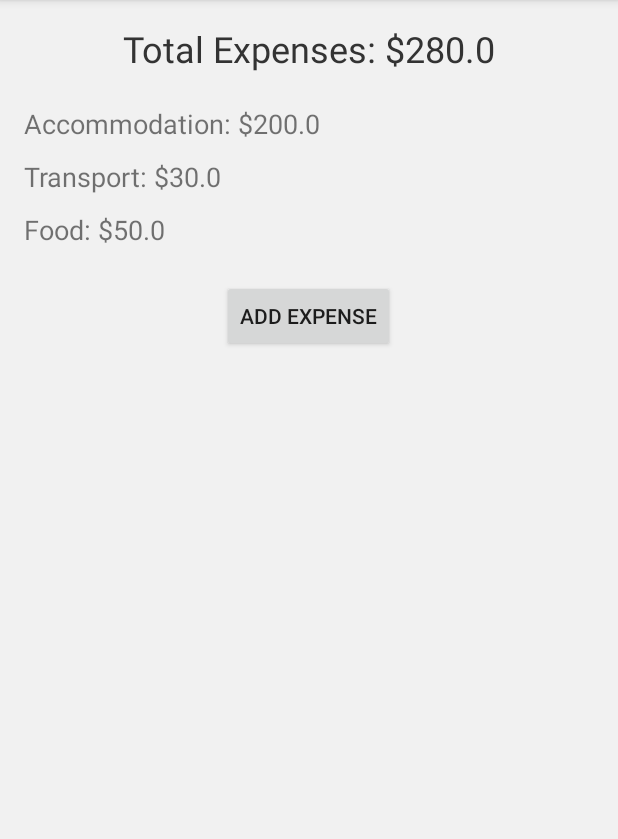
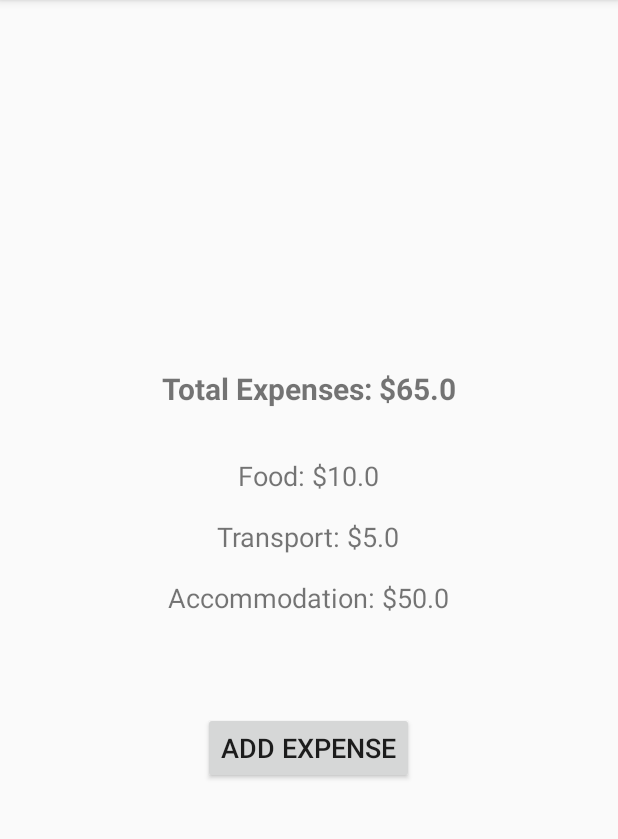
Before and after one commit to Shreeom03/Expense-Tracker-Project, an Android app: the screen it shows after launch (HomeActivity), on a phone screen of 412 x 824 dp, the part 84-923 px from its top. Run offline under Robolectric (Android 15) with nearby library versions, the phone set to English and light mode, and no system bars.

Commit message:
Updating DB

```diff
--- a/app/src/main/java/com/example/labeval/HomeActivity.java
+++ b/app/src/main/java/com/example/labeval/HomeActivity.java
@@ -1,92 +1,77 @@
 package com.example.labeval;
 
+import android.annotation.SuppressLint;
 import android.os.Bundle;
 import android.view.View;
 import android.widget.Button;
-import android.widget.LinearLayout;
 import android.widget.TextView;
 import android.widget.Toast;
 
 import androidx.appcompat.app.AppCompatActivity;
 
 import java.util.ArrayList;
-import java.util.Date;
 import java.util.HashMap;
+import java.util.List;
 import java.util.Map;
 
 public class HomeActivity extends AppCompatActivity {
 
-    private TextView totalExpensesText;
-    private LinearLayout expenseCategoriesLayout;
+    private TextView totalExpenseTextView, foodExpenseTextView, transportExpenseTextView, accommodationExpenseTextView;
     private Button addExpenseButton;
-
-    private ArrayList<Expense> expenses = new ArrayList<>();  // List to hold expense objects
+    private List<Expense> expensesList = new ArrayList<>();  // In-memory list of expenses
 
     @Override
     protected void onCreate(Bundle savedInstanceState) {
         super.onCreate(savedInstanceState);
         setContentView(R.layout.activity_home);
 
-        totalExpensesText = findViewById(R.id.total_expenses);
-        expenseCategoriesLayout = findViewById(R.id.expense_categories);
+        // Initialize views
+        totalExpenseTextView = findViewById(R.id.total_expense);
+        foodExpenseTextView = findViewById(R.id.food_expense);
+        transportExpenseTextView = findViewById(R.id.transport_expense);
+        accommodationExpenseTextView = findViewById(R.id.accommodation_expense);
         addExpenseButton = findViewById(R.id.add_expense_button);
 
-        // Add sample expenses (in place of Firebase data)
-        addSampleExpenses();
+        // Sample data (this should ideally come from the database or other source)
+        expensesList.add(new Expense("Lunch", 10.0, "Food", new java.util.Date()));
+        expensesList.add(new Expense("Bus", 5.0, "Transport", new java.util.Date()));
+        expensesList.add(new Expense("Hotel", 50.0, "Accommodation", new java.util.Date()));
 
-        // Load and display expenses
-        loadExpenses();
+        // Populate the UI with total expenses and category breakdown
+        updateUI();
+
+        // Set listener for Add Expense button
+        addExpenseButton.setOnClickListener(v -> {
+            // Launch AddExpenseActivity (you will need to add this to your manifest as well)
+            // For now, we show a toast message
+            Toast.makeText(HomeActivity.this, "Add Expense clicked!", Toast.LENGTH_SHORT).show();
+        });
     }
 
-    private void addSampleExpenses() {
-        expenses.add(new Expense("Lunch", 50.0, "Food", new Date()));
-        expenses.add(new Expense("Taxi", 30.0, "Transport", new Date()));
-        expenses.add(new Expense("Hotel", 200.0, "Accommodation", new Date()));
-    }
+    // Method to update the UI with total and category-wise breakdown
+    @SuppressLint("NewApi")
+    private void updateUI() {
+        double totalExpense = 0.0;
+        Map<String, Double> categoryExpenses = new HashMap<>();
 
-    private void loadExpenses() {
-        // Calculate total expenses and category breakdown
-        double totalExpenses = 0;
-        Map<String, Double> categoryTotals = new HashMap<>();
+        // Loop through all expenses and calculate the total and category-wise expenses
+        for (Expense expense : expensesList) {
+            totalExpense += expense.getAmount();
 
-        for (Expense expense : expenses) {
-            double amount = expense.getAmount();
-            totalExpenses += amount;
-
-            // Update category breakdown
-            String category = expense.getCategory();
-            categoryTotals.put(category, categoryTotals.getOrDefault(category, 0.0) + amount);
+            // Group by category
+            if (categoryExpenses.containsKey(expense.getCategory())) {
+                categoryExpenses.put(expense.getCategory(), categoryExpenses.get(expense.getCategory()) + expense.getAmount());
+            } else {
+                categoryExpenses.put(expense.getCategory(), expense.getAmount());
+            }
         }
 
-        // Update total expenses text
-        totalExpensesText.setText("Total Expenses: $" + totalExpenses);
+        // Set total expenses
+        totalExpenseTextView.setText("Total Expenses: $" + totalExpense);
 
-        // Display category breakdown
-        displayCategoryBreakdown(categoryTotals);
-    }
-
-    private void displayCategoryBreakdown(Map<String, Double> categoryTotals) {
-        expenseCategoriesLayout.removeAllViews();  // Clear previous data
-
-        // Loop through categories and add them to the UI
-        for (Map.Entry<String, Double> entry : categoryTotals.entrySet()) {
-            String category = entry.getKey();
-            double total = entry.getValue();
-
-            TextView categoryTextView = new TextView(this);
-            categoryTextView.setText(category + ": $" + total);
-            categoryTextView.setTextSize(18);
-            categoryTextView.setPadding(0, 8, 0, 8);
-
-            // Add to layout
-            expenseCategoriesLayout.addView(categoryTextView);
-        }
-    }
-
-    // OnClick method for Add Expense button
-    public void onAddExpenseClick(View view) {
-        // Open Add Expense screen (assuming you have this activity set up)
-        // You can pass the list of expenses if needed or handle adding directly
-        Toast.makeText(this, "Navigate to Add Expense Screen", Toast.LENGTH_SHORT).show();
+        // Set category-wise expenses
+        foodExpenseTextView.setText("Food: $" + categoryExpenses.getOrDefault("Food", 0.0));
+        transportExpenseTextView.setText("Transport: $" + categoryExpenses.getOrDefault("Transport", 0.0));
+        accommodationExpenseTextView.setText("Accommodation: $" + categoryExpenses.getOrDefault("Accommodation", 0.0));
     }
 }
--- a/app/src/main/res/layout/activity_home.xml
+++ b/app/src/main/res/layout/activity_home.xml
@@ -1,31 +1,46 @@
-<!-- res/layout/activity_home.xml -->
 <LinearLayout xmlns:android="http://schemas.android.com/apk/res/android"
     android:layout_width="match_parent"
     android:layout_height="match_parent"
     android:orientation="vertical"
     android:padding="16dp"
-    android:background="#f1f1f1">
+    android:gravity="center">
 
-    <!-- Total Expenses Section -->
+    <!-- Total Expense Text -->
     <TextView
-        android:id="@+id/total_expenses"
-        android:layout_width="match_parent"
+        android:id="@+id/total_expense"
+        android:layout_width="wrap_content"
         android:layout_height="wrap_content"
-        android:text="Total Expenses: $0"
-        android:textSize="24sp"
-        android:textColor="#333"
-        android:gravity="center"
-        android:paddingBottom="16dp"/>
+        android:text="Total Expenses: $0.00"
+        android:textSize="20sp"
+        android:layout_marginBottom="32dp"
+        android:textStyle="bold" />
 
-    <!-- Expenses Breakdown by Category -->
-    <LinearLayout
-        android:id="@+id/expense_categories"
-        android:layout_width="match_parent"
+    <!-- Food Category Expense -->
+    <TextView
+        android:id="@+id/food_expense"
+        android:layout_width="wrap_content"
         android:layout_height="wrap_content"
-        android:orientation="vertical"
-        android:paddingBottom="16dp">
-        <!-- Categories will be dynamically added here -->
-    </LinearLayout>
+        android:text="Food: $0.00"
+        android:textSize="18sp"
+        android:layout_marginBottom="16dp" />
+
+    <!-- Transport Category Expense -->
+    <TextView
+        android:id="@+id/transport_expense"
+        android:layout_width="wrap_content"
+        android:layout_height="wrap_content"
+        android:text="Transport: $0.00"
+        android:textSize="18sp"
+        android:layout_marginBottom="16dp" />
+
+    <!-- Accommodation Category Expense -->
+    <TextView
+        android:id="@+id/accommodation_expense"
+        android:layout_width="wrap_content"
+        android:layout_height="wrap_content"
+        android:text="Accommodation: $0.00"
+        android:textSize="18sp"
+        android:layout_marginBottom="32dp" />
 
     <!-- Add Expense Button -->
     <Button
@@ -33,6 +48,7 @@
         android:layout_width="wrap_content"
         android:layout_height="wrap_content"
         android:text="Add Expense"
-        android:layout_gravity="center"
-        android:onClick="onAddExpenseClick"/>
+        android:textSize="18sp"
+        android:layout_marginTop="32dp" />
+
 </LinearLayout>
```
Also changed, not shown: app/src/main/AndroidManifest.xml (+13 -9 lines), app/src/main/java/com/example/labeval/AddExpenseActivity.java (added, +90 -0 lines), app/src/main/java/com/example/labeval/Expense.java (+2 -17 lines), app/src/main/res/layout/activity_add_expense.xml (+10 -11 lines), app/src/main/res/values/strings.xml (+7 -0 lines).
